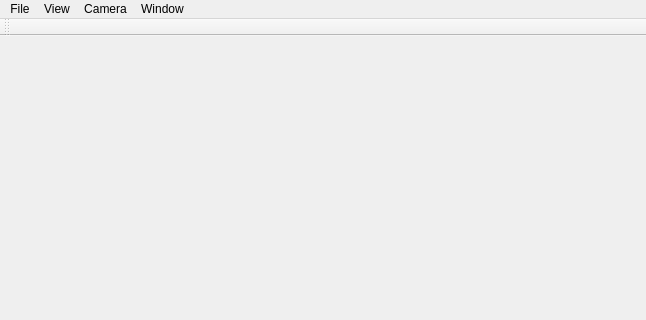
Qt form src/mainwindow.ui (chchwy/ogre-v2-mesh-viewer) before a commit; both pictures show x 0 to 646 and y 0 to 320 of the 646 by 465 pixel window.
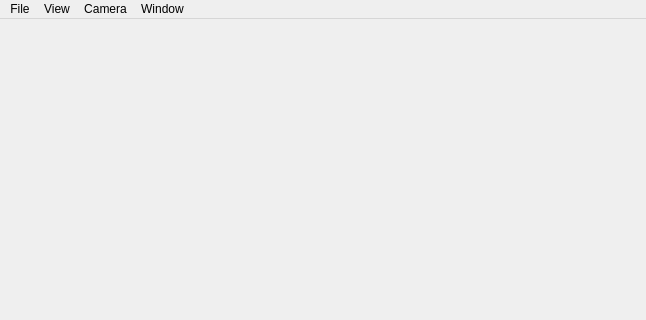
The same form after that commit.

The edit to the form file:
```diff
--- a/src/mainwindow.ui
+++ b/src/mainwindow.ui
@@ -57,14 +57,6 @@
    <addaction name="menuCamera"/>
    <addaction name="menuWindows"/>
   </widget>
-  <widget class="QToolBar" name="mainToolBar">
-   <attribute name="toolBarArea">
-    <enum>TopToolBarArea</enum>
-   </attribute>
-   <attribute name="toolBarBreak">
-    <bool>false</bool>
-   </attribute>
-  </widget>
   <widget class="QStatusBar" name="statusBar"/>
   <action name="actionOpenOgreMesh">
    <property name="text">
```
Left out of the diff: 8 changed lines with no effect on the pictures.
